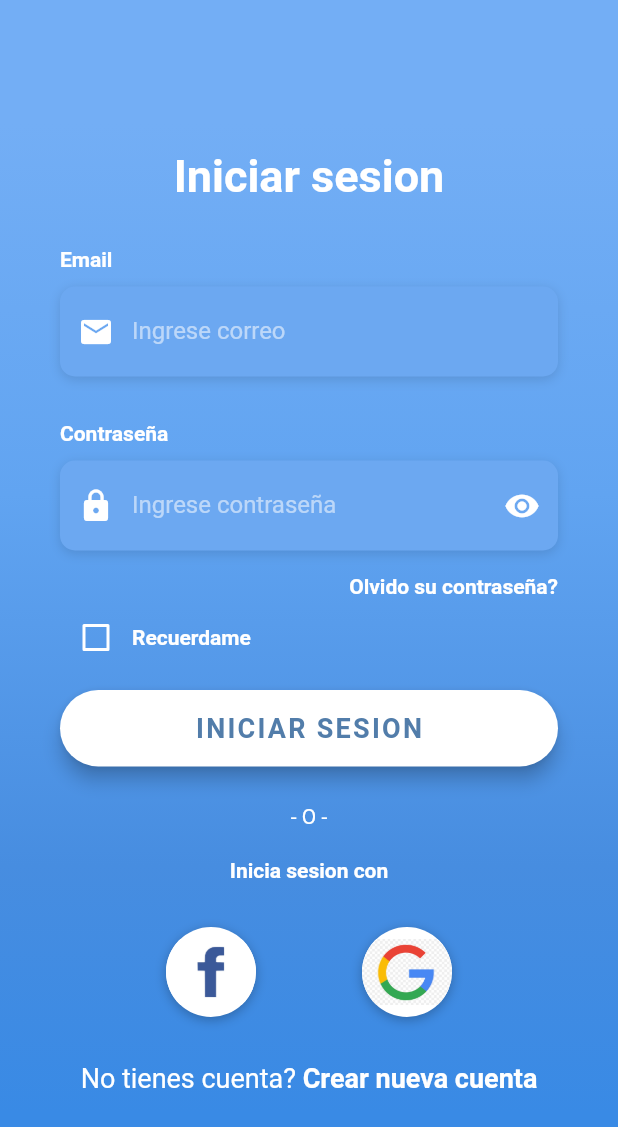
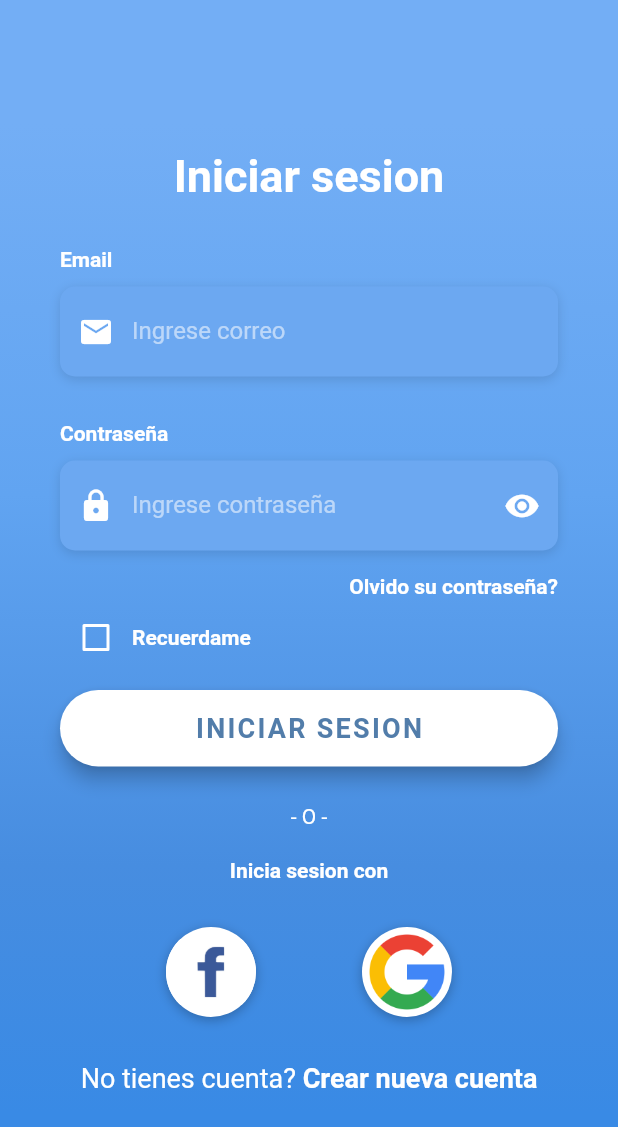
Before and after one commit to NehuenVila/delivery-app-flutter, a Flutter app: the screen it shows after launch, on a phone screen of 412 x 824 dp. Shown: the top 1127 px of the screen. Run offline on Flutter 3.47's test engine with Material 2 defaults, Android fonts, the phone set to English and light mode, and no system bars; Roboto replaces fonts that are missing (OpenSans).

```diff
--- a/lib/src/pages/login_op_page.dart
+++ b/lib/src/pages/login_op_page.dart
@@ -263,7 +263,7 @@ class _LoginScreenState extends State<LoginScreen> {
           _buildSocialBtn(
                 () => print('Login with Google'),
             AssetImage(
-              'assets/logos/google.jpg',
+              'assets/logos/google_icon.png',
             ),
           ),
         ],
```
